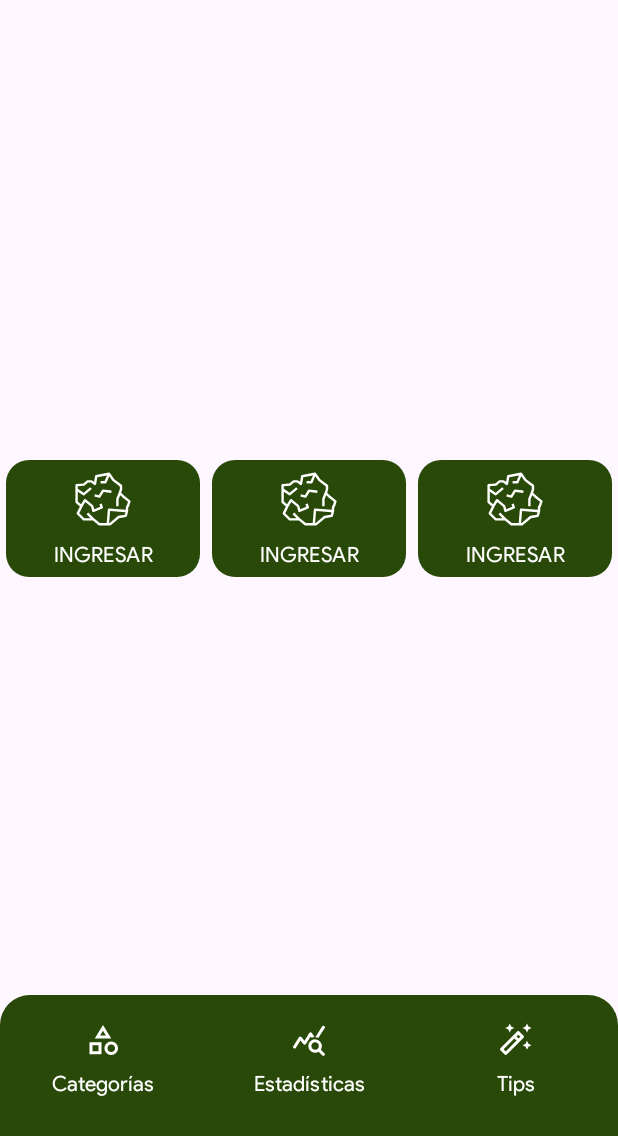
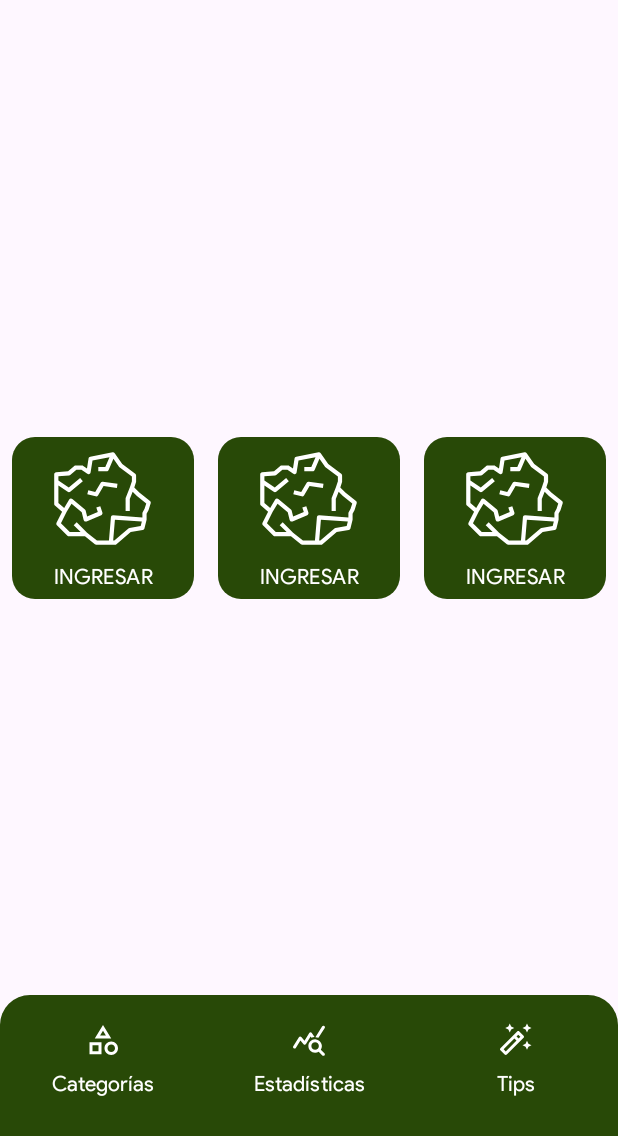
Before and after one commit to AndresFDev/EcoRecicla, an Android app: the screen it shows after launch (MainActivity), on a phone screen of 412 x 824 dp, the part 100-1236 px from its top. Run offline under Robolectric (Android 15) with nearby library versions, the light colour scheme and no system bars.

Commit message:
second update

```diff
--- a/app/src/main/res/values/themes.xml
+++ b/app/src/main/res/values/themes.xml
@@ -39,8 +39,8 @@
         <item name="fontFamily">@font/product_sans_regular</item>
         <item name="cornerRadius">15dp</item>
         <item name="iconGravity">top</item>
-        <item name="iconSize">40dp</item>
-        <item name="android:layout_margin">4dp</item>
+        <item name="iconSize">70dp</item>
+        <item name="android:layout_margin">8dp</item>
         <item name="android:layout_columnWeight">1</item>
     </style>
 
```
